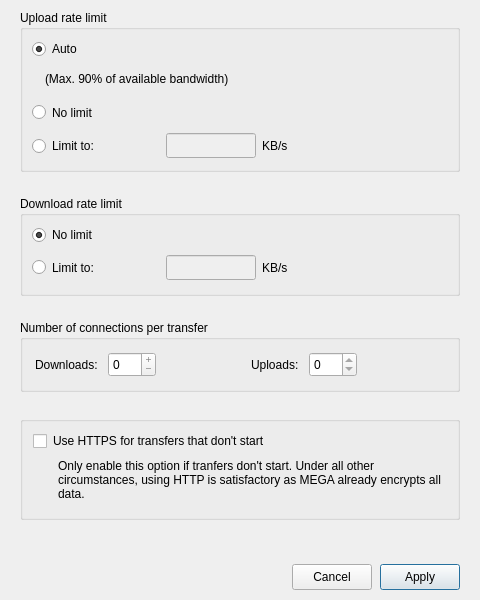
The window that src/MEGASync/gui/ui/BandwidthSettings.ui (meganz/MEGAsync) describes before a commit, drawn with Qt 5.
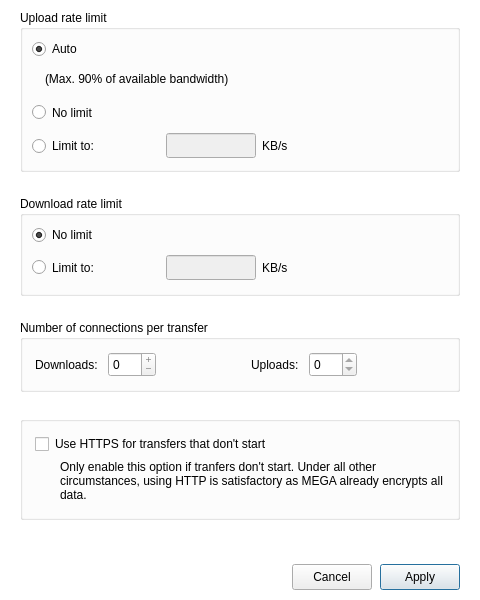
The same window after the commit.

Commit message: Move checkbox Fix Settings Dialog background color

The edit to the form file:
```diff
--- a/src/MEGASync/gui/ui/BandwidthSettings.ui
+++ b/src/MEGASync/gui/ui/BandwidthSettings.ui
@@ -35,7 +35,11 @@
    <string>Bandwidth</string>
   </property>
   <property name="styleSheet">
-   <string notr="true"/>
+   <string notr="true">#BandwidthSettings
+{
+background-color: #FFFFFF; /*colorToken.page-background*/
+}
+</string>
   </property>
   <property name="TOKENIZED" stdset="0">
    <bool>true</bool>
```
The commit also changes 11 other files.
